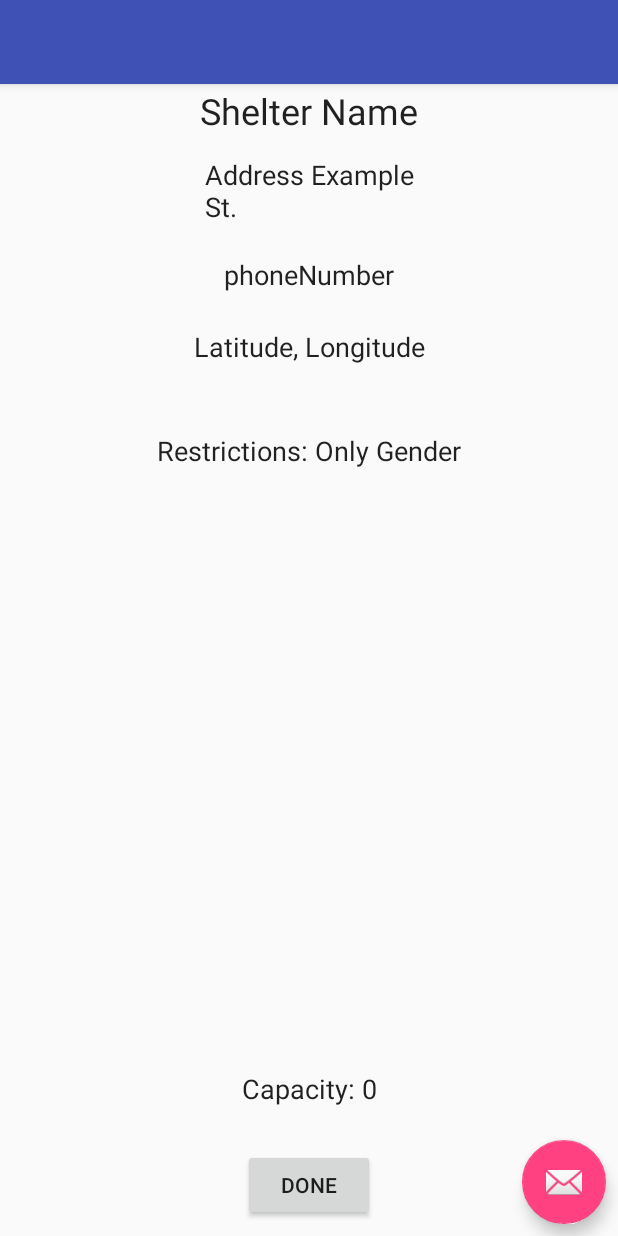
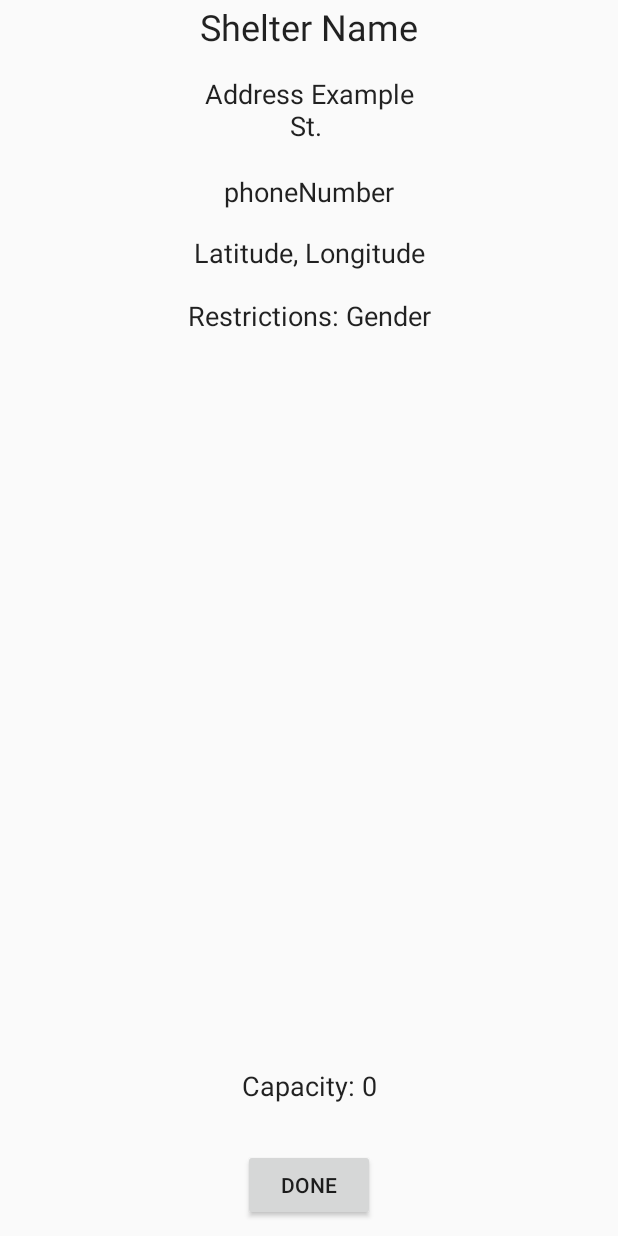
Before and after one commit to mattbdean/CS-2340, an Android app: the layout activity_detailed.xml on its own in the app's theme, with its tools: preview values and no code run, on a phone screen of 412 x 824 dp. Run offline under Robolectric (Android 15) with nearby library versions, the phone set to English and light mode, and no system bars.

Commit message:
Merged activity content and detailed

```diff
--- a/app/src/main/java/com/github/alphabet26/DashboardActivity.java
+++ b/app/src/main/java/com/github/alphabet26/DashboardActivity.java
@@ -4,17 +4,33 @@ import android.os.Bundle;
 import android.support.annotation.Nullable;
 import android.support.v7.app.AppCompatActivity;
 import android.view.View;
+import android.widget.ArrayAdapter;
+import android.widget.ListView;
+import java.util.ArrayList;
 import android.widget.TextView;
 
 public final class DashboardActivity extends AppCompatActivity {
+
+    private ListView sheltersListView;
 
     @Override
     protected void onCreate(Bundle savedInstanceState) {
         super.onCreate(savedInstanceState);
         setContentView(R.layout.activity_dashboard);
+        sheltersListView = (ListView) findViewById(R.id.shelters_list_view);
+        ArrayList<String> shelters = new ArrayList<>();
+        shelters.add("Shelter1");
+        shelters.add("Shelter2");
+        shelters.add("Shelter3");
 
-        ((TextView) findViewById(R.id.username)).setText(
-                getString(R.string.welcome_message, App.get().getActiveUser().getName()));
+        String[] listItems = new String[shelters.size()];
+// 3
+        for(int i = 0; i < shelters.size(); i++){
+            listItems[i] = shelters.get(i);
+        }
+        ArrayAdapter adapter = new ArrayAdapter(this, android.R.layout.simple_list_item_1, listItems);
+        sheltersListView.setAdapter(adapter);
+
     }
 
     public void onLogout(@Nullable View view) {
--- a/app/src/main/java/com/github/alphabet26/DetailedActivity.java
+++ b/app/src/main/java/com/github/alphabet26/DetailedActivity.java
@@ -13,17 +13,7 @@ public class DetailedActivity extends AppCompatActivity {
     protected void onCreate(Bundle savedInstanceState) {
         super.onCreate(savedInstanceState);
         setContentView(R.layout.activity_detailed);
-        Toolbar toolbar = (Toolbar) findViewById(R.id.toolbar);
-        setSupportActionBar(toolbar);
 
-        FloatingActionButton fab = (FloatingActionButton) findViewById(R.id.fab);
-        fab.setOnClickListener(new View.OnClickListener() {
-            @Override
-            public void onClick(View view) {
-                Snackbar.make(view, "Replace with your own action", Snackbar.LENGTH_LONG)
-                        .setAction("Action", null).show();
-            }
-        });
     }
 
 }
--- a/app/src/main/res/layout/activity_detailed.xml
+++ b/app/src/main/res/layout/activity_detailed.xml
@@ -1,33 +1,99 @@
 <?xml version="1.0" encoding="utf-8"?>
-<android.support.design.widget.CoordinatorLayout xmlns:android="http://schemas.android.com/apk/res/android"
+<android.support.constraint.ConstraintLayout xmlns:android="http://schemas.android.com/apk/res/android"
     xmlns:app="http://schemas.android.com/apk/res-auto"
     xmlns:tools="http://schemas.android.com/tools"
     android:layout_width="match_parent"
     android:layout_height="match_parent"
-    tools:context="com.github.alphabet26.DetailedActivity">
+    app:layout_behavior="@string/appbar_scrolling_view_behavior"
+    tools:context="com.github.alphabet26.DetailedActivity"
+    tools:showIn="@layout/activity_detailed">
 
-    <android.support.design.widget.AppBarLayout
-        android:layout_width="match_parent"
+    <TextView
+        android:id="@+id/shelterName"
+        android:layout_width="0dp"
         android:layout_height="wrap_content"
-        android:theme="@style/AppTheme.AppBarOverlay">
+        android:layout_marginTop="1dp"
+        android:text="Shelter Name"
+        android:textAlignment="center"
+        android:textAppearance="@style/TextAppearance.AppCompat.Headline"
+        app:layout_constraintHorizontal_bias="0.0"
+        app:layout_constraintLeft_toLeftOf="parent"
+        app:layout_constraintRight_toRightOf="parent"
+        app:layout_constraintTop_toTopOf="parent" />
 
-        <android.support.v7.widget.Toolbar
-            android:id="@+id/toolbar"
-            android:layout_width="match_parent"
-            android:layout_height="?attr/actionBarSize"
-            android:background="?attr/colorPrimary"
-            app:popupTheme="@style/AppTheme.PopupOverlay" />
+    <TextView
+        android:id="@+id/latAndLong"
+        android:layout_width="wrap_content"
+        android:layout_height="26dp"
+        android:layout_marginTop="16dp"
+        android:text="Latitude, Longitude"
+        android:textAlignment="center"
+        android:textAppearance="@style/TextAppearance.AppCompat.Body1"
+        android:textSize="18sp"
+        app:layout_constraintLeft_toLeftOf="parent"
+        app:layout_constraintRight_toRightOf="parent"
+        app:layout_constraintTop_toBottomOf="@+id/phoneNumber" />
 
-    </android.support.design.widget.AppBarLayout>
+    <TextView
+        android:id="@+id/address"
+        android:layout_width="139dp"
+        android:layout_height="49dp"
+        android:layout_marginTop="16dp"
+        android:text="Address Example St. "
+        android:textAlignment="center"
+        android:textAppearance="@style/TextAppearance.AppCompat.Body1"
+        android:textSize="18sp"
+        app:layout_constraintLeft_toLeftOf="parent"
+        app:layout_constraintRight_toRightOf="parent"
+        app:layout_constraintTop_toBottomOf="@+id/shelterName" />
 
-    <include layout="@layout/content_detailed" />
-
-    <android.support.design.widget.FloatingActionButton
-        android:id="@+id/fab"
+    <TextView
+        android:id="@+id/capacity"
         android:layout_width="wrap_content"
         android:layout_height="wrap_content"
-        android:layout_gravity="bottom|end"
-        android:layout_margin="@dimen/fab_margin"
-        app:srcCompat="@android:drawable/ic_dialog_email" />
+        android:layout_marginBottom="30dp"
+        android:text="Capacity: 0"
+        android:textAlignment="center"
+        android:textAppearance="@style/TextAppearance.AppCompat.Body1"
+        android:textSize="18sp"
+        app:layout_constraintBottom_toTopOf="@+id/doneButton"
+        app:layout_constraintLeft_toLeftOf="parent"
+        app:layout_constraintRight_toRightOf="parent" />
 
-</android.support.design.widget.CoordinatorLayout>
+    <Button
+        android:id="@+id/doneButton"
+        android:layout_width="wrap_content"
+        android:layout_height="wrap_content"
+        android:layout_marginBottom="10dp"
+        android:text="Done"
+        app:layout_constraintBottom_toBottomOf="parent"
+        app:layout_constraintLeft_toLeftOf="parent"
+        app:layout_constraintRight_toRightOf="parent"/>
+
+    <TextView
+        android:id="@+id/phoneNumber"
+        android:layout_width="wrap_content"
+        android:layout_height="wrap_content"
+        android:layout_marginTop="16dp"
+        android:text="phoneNumber"
+        android:textAlignment="center"
+        android:textAppearance="@style/TextAppearance.AppCompat.Body1"
+        android:textSize="18sp"
+        app:layout_constraintLeft_toLeftOf="parent"
+        app:layout_constraintRight_toRightOf="parent"
+        app:layout_constraintTop_toBottomOf="@+id/address" />
+
+    <TextView
+        android:id="@+id/gender"
+        android:layout_width="wrap_content"
+        android:layout_height="wrap_content"
+        android:layout_marginTop="16dp"
+        android:text="Restrictions: Gender"
+        android:textAlignment="center"
+        android:textAppearance="@style/TextAppearance.AppCompat.Body1"
+        android:textSize="18sp"
+        app:layout_constraintLeft_toLeftOf="parent"
+        app:layout_constraintRight_toRightOf="parent"
+        app:layout_constraintTop_toBottomOf="@+id/latAndLong" />
+
+</android.support.constraint.ConstraintLayout>
--- a/app/src/main/res/layout/content_detailed.xml
+++ /dev/null
@@ -1,95 +0,0 @@
-<?xml version="1.0" encoding="utf-8"?>
-<android.support.constraint.ConstraintLayout xmlns:android="http://schemas.android.com/apk/res/android"
-    xmlns:app="http://schemas.android.com/apk/res-auto"
-    xmlns:tools="http://schemas.android.com/tools"
-    android:layout_width="match_parent"
-    android:layout_height="match_parent"
-    app:layout_behavior="@string/appbar_scrolling_view_behavior"
-    tools:context="com.github.alphabet26.DetailedActivity"
-    tools:showIn="@layout/activity_detailed">
-
-    <TextView
-        android:id="@+id/shelterName"
-        android:layout_width="0dp"
-        android:layout_height="wrap_content"
-        android:layout_marginTop="1dp"
-        android:text="Shelter Name"
-        android:textAlignment="center"
-        android:textAppearance="@style/TextAppearance.AppCompat.Headline"
-        app:layout_constraintHorizontal_bias="0.0"
-        app:layout_constraintLeft_toLeftOf="parent"
-        app:layout_constraintRight_toRightOf="parent"
-        app:layout_constraintTop_toTopOf="parent" />
-
-    <TextView
-        android:id="@+id/latAndLong"
-        android:layout_width="wrap_content"
-        android:layout_height="26dp"
-        android:layout_marginTop="23dp"
-        android:text="Latitude, Longitude"
-        android:textAppearance="@style/TextAppearance.AppCompat.Body1"
-        android:textSize="18sp"
-        app:layout_constraintLeft_toLeftOf="parent"
-        app:layout_constraintRight_toRightOf="parent"
-        app:layout_constraintTop_toBottomOf="@+id/phoneNumber" />
-
-    <TextView
-        android:id="@+id/address"
-        android:layout_width="139dp"
-        android:layout_height="49dp"
-        android:layout_marginTop="14dp"
-        android:text="Address Example St. "
-        android:textAppearance="@style/TextAppearance.AppCompat.Body1"
-        android:textSize="18sp"
-        app:layout_constraintLeft_toLeftOf="parent"
-        app:layout_constraintRight_toRightOf="parent"
-        app:layout_constraintTop_toBottomOf="@+id/shelterName" />
-
-    <TextView
-        android:id="@+id/capacity"
-        android:layout_width="wrap_content"
-        android:layout_height="wrap_content"
-        android:layout_marginBottom="28dp"
-        android:text="Capacity: 0"
-        android:textAppearance="@style/TextAppearance.AppCompat.Body1"
-        android:textSize="18sp"
-        app:layout_constraintBottom_toTopOf="@+id/doneButton"
-        app:layout_constraintLeft_toLeftOf="parent"
-        app:layout_constraintRight_toRightOf="parent" />
-
-    <Button
-        android:id="@+id/doneButton"
-        android:layout_width="wrap_content"
-        android:layout_height="wrap_content"
-        android:layout_marginBottom="10dp"
-        android:text="Done"
-        app:layout_constraintBottom_toBottomOf="parent"
-        app:layout_constraintLeft_toLeftOf="parent"
-        app:layout_constraintRight_toRightOf="parent"/>
-
-    <TextView
-        android:id="@+id/phoneNumber"
-        android:layout_width="wrap_content"
-        android:layout_height="wrap_content"
-        android:layout_marginTop="17dp"
-        android:text="phoneNumber"
-        android:textAppearance="@style/TextAppearance.AppCompat.Body1"
-        android:textSize="18sp"
-        app:layout_constraintTop_toBottomOf="@+id/address"
-        tools:layout_editor_absoluteX="136dp"
-        app:layout_constraintLeft_toLeftOf="parent"
-        app:layout_constraintRight_toRightOf="parent"/>
-
-    <TextView
-        android:id="@+id/gender"
-        android:layout_width="wrap_content"
-        android:layout_height="wrap_content"
-        android:layout_marginTop="43dp"
-        android:text="Restrictions: Only Gender"
-        android:textAppearance="@style/TextAppearance.AppCompat.Body1"
-        android:textSize="18sp"
-        app:layout_constraintTop_toBottomOf="@+id/latAndLong"
-        app:layout_constraintLeft_toLeftOf="parent"
-        app:layout_constraintRight_toRightOf="parent"/>
-
-</android.support.constraint.ConstraintLayout>
--- a/app/src/main/res/values/dimens.xml
+++ b/app/src/main/res/values/dimens.xml
@@ -1,4 +1,5 @@
 <?xml version="1.0" encoding="utf-8"?>
 <resources>
     <dimen name="activity_border">16dp</dimen>
+    <dimen name="fab_margin">16dp</dimen>
 </resources>
--- a/app/src/main/res/values/strings.xml
+++ b/app/src/main/res/values/strings.xml
@@ -16,4 +16,6 @@
     <string name="registration_username">Username</string>
     <string name="registration_password">Password</string>
     <string name="registration_user_type">What type of account are you signing up for?</string>
-/></resources>
+    <string name="title_activity_detailed">DetailedActivity</string>
+    />
+</resources>
--- a/app/src/main/res/values/styles.xml
+++ b/app/src/main/res/values/styles.xml
@@ -8,4 +8,13 @@
         <item name="colorAccent">@color/colorAccent</item>
     </style>
 
+    <style name="AppTheme.NoActionBar">
+        <item name="windowActionBar">false</item>
+        <item name="windowNoTitle">true</item>
+    </style>
+
+    <style name="AppTheme.AppBarOverlay" parent="ThemeOverlay.AppCompat.Dark.ActionBar" />
+
+    <style name="AppTheme.PopupOverlay" parent="ThemeOverlay.AppCompat.Light" />
+
 </resources>
```
